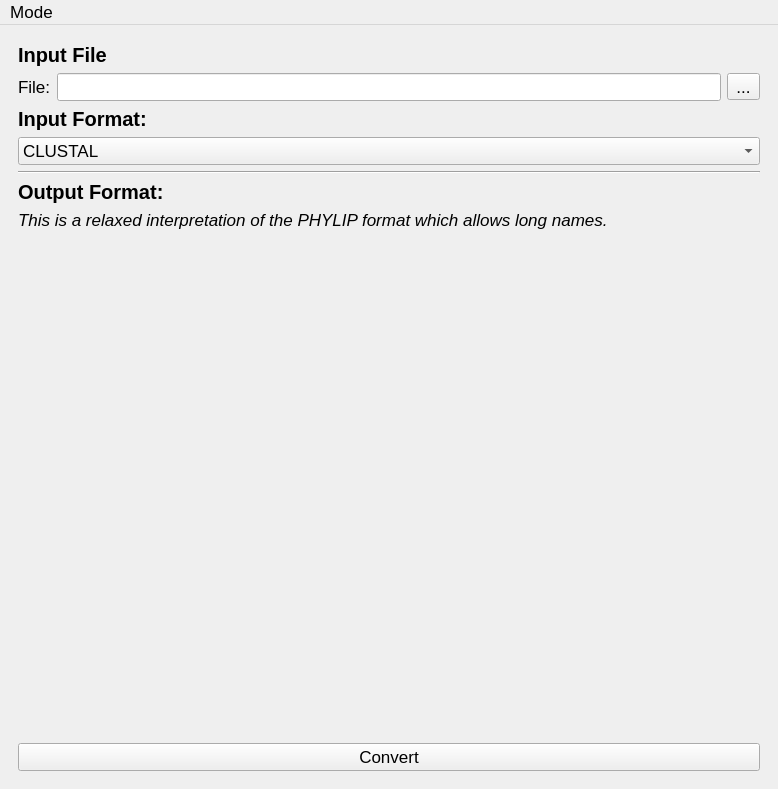
The window that module/gui_layout.ui (PeterDulworth/PhyloVis) describes before a commit, drawn with Qt 5.
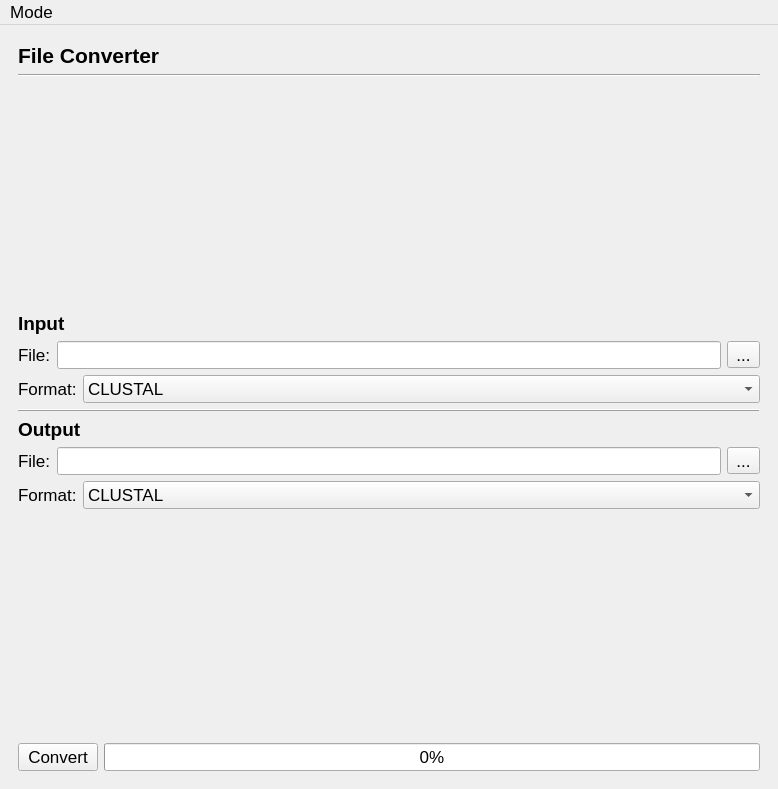
The same window after the commit. The open tabs and pages were chosen to show the change.

Commit message: you are now able to select output file format and destination

```diff
--- a/module/gui_layout.ui
+++ b/module/gui_layout.ui
@@ -1865,58 +1865,29 @@
          </layout>
         </widget>
         <widget class="QWidget" name="fileConverterPage">
-         <layout class="QGridLayout" name="gridLayout_2">
-          <item row="0" column="0">
-           <widget class="QLabel" name="label">
+         <layout class="QVBoxLayout" name="verticalLayout_16">
+          <item>
+           <widget class="QLabel" name="label_9">
             <property name="font">
              <font>
-              <pointsize>15</pointsize>
+              <pointsize>16</pointsize>
               <weight>75</weight>
               <bold>true</bold>
              </font>
             </property>
             <property name="text">
-             <string>Input File</string>
+             <string>File Converter</string>
             </property>
            </widget>
           </item>
-          <item row="3" column="0">
-           <widget class="QLabel" name="inputFormatLabel">
-            <property name="font">
-             <font>
-              <pointsize>15</pointsize>
-              <weight>75</weight>
-              <bold>true</bold>
-             </font>
-            </property>
-            <property name="text">
-             <string>Input Format:</string>
-            </property>
-           </widget>
-          </item>
-          <item row="5" column="0">
+          <item>
            <widget class="Line" name="line_2">
             <property name="orientation">
              <enum>Qt::Horizontal</enum>
             </property>
            </widget>
           </item>
-          <item row="7" column="0">
-           <widget class="QLabel" name="outputFormatDescriptionLabel">
-            <property name="font">
-             <font>
-              <italic>true</italic>
-             </font>
-            </property>
-            <property name="text">
-             <string>This is a relaxed interpretation of the PHYLIP format which allows long names.</string>
-            </property>
-            <property name="wordWrap">
-             <bool>true</bool>
-            </property>
-           </widget>
-          </item>
-          <item row="8" column="0">
+          <item>
            <spacer name="verticalSpacer">
             <property name="orientation">
              <enum>Qt::Vertical</enum>
@@ -1929,99 +1900,24 @@
             </property>
            </spacer>
           </item>
-          <item row="9" column="0">
-           <widget class="QPushButton" name="runFileConverterBtn">
-            <property name="focusPolicy">
-             <enum>Qt::NoFocus</enum>
-            </property>
-            <property name="text">
-             <string>Convert</string>
-            </property>
-           </widget>
-          </item>
-          <item row="6" column="0">
-           <widget class="QLabel" name="outputFormatLabel">
+          <item>
+           <widget class="QLabel" name="label">
             <property name="font">
              <font>
-              <pointsize>15</pointsize>
+              <pointsize>14</pointsize>
               <weight>75</weight>
               <bold>true</bold>
              </font>
             </property>
             <property name="text">
-             <string>Output Format:</string>
+             <string>Input</string>
             </property>
            </widget>
           </item>
-          <item row="4" column="0">
-           <widget class="QComboBox" name="inputFormatComboBox">
-            <property name="sizePolicy">
-             <sizepolicy hsizetype="MinimumExpanding" vsizetype="Fixed">
-              <horstretch>0</horstretch>
-              <verstretch>0</verstretch>
-             </sizepolicy>
-            </property>
-            <item>
-             <property name="text">
-              <string>CLUSTAL</string>
-             </property>
-            </item>
-            <item>
-             <property name="text">
-              <string>EMBOSS</string>
-             </property>
-            </item>
-            <item>
-             <property name="text">
-              <string>FASTA</string>
-             </property>
-            </item>
-            <item>
-             <property name="text">
-              <string>FASTA-m10</string>
-             </property>
-            </item>
-            <item>
-             <property name="text">
-              <string>IG</string>
-             </property>
-            </item>
-            <item>
-             <property name="text">
-              <string>MAF</string>
-             </property>
-            </item>
-            <item>
-             <property name="text">
-              <string>Mauve</string>
-             </property>
-            </item>
-            <item>
-             <property name="text">
-              <string>NEXUS</string>
-             </property>
-            </item>
-            <item>
-             <property name="text">
-              <string>PHYLIP</string>
-             </property>
-            </item>
-            <item>
-             <property name="text">
-              <string>PHYLIP-sequential</string>
-             </property>
-            </item>
-            <item>
-             <property name="text">
-              <string>Stockholm</string>
-             </property>
-            </item>
-           </widget>
-          </item>
-          <item row="1" column="0">
+          <item>
            <layout class="QHBoxLayout" name="horizontalLayout_23">
             <item>
-             <widget class="QLabel" name="label_9">
+             <widget class="QLabel" name="label_19">
               <property name="text">
                <string>File:</string>
               </property>
@@ -2034,12 +1930,16 @@
                 <pointsize>13</pointsize>
                </font>
               </property>
+              <property name="readOnly">
+               <bool>true</bool>
+              </property>
              </widget>
             </item>
             <item>
              <widget class="QToolButton" name="fileConverterBtn">
               <property name="font">
                <font>
+                <family>Arial</family>
                 <pointsize>13</pointsize>
                </font>
               </property>
@@ -2050,6 +1950,252 @@
             </item>
            </layout>
           </item>
+          <item>
+           <layout class="QHBoxLayout" name="horizontalLayout_6">
+            <item>
+             <widget class="QLabel" name="label_20">
+              <property name="text">
+               <string>Format:</string>
+              </property>
+             </widget>
+            </item>
+            <item>
+             <widget class="QComboBox" name="inputFormatComboBox">
+              <property name="sizePolicy">
+               <sizepolicy hsizetype="MinimumExpanding" vsizetype="Fixed">
+                <horstretch>0</horstretch>
+                <verstretch>0</verstretch>
+               </sizepolicy>
+              </property>
+              <item>
+               <property name="text">
+                <string>CLUSTAL</string>
+               </property>
+              </item>
+              <item>
+               <property name="text">
+                <string>EMBOSS</string>
+               </property>
+              </item>
+              <item>
+               <property name="text">
+                <string>FASTA</string>
+               </property>
+              </item>
+              <item>
+               <property name="text">
+                <string>FASTA-m10</string>
+               </property>
+              </item>
+              <item>
+               <property name="text">
+                <string>IG</string>
+               </property>
+              </item>
+              <item>
+               <property name="text">
+                <string>MAF</string>
+               </property>
+              </item>
+              <item>
+               <property name="text">
+                <string>Mauve</string>
+               </property>
+              </item>
+              <item>
+               <property name="text">
+                <string>NEXUS</string>
+               </property>
+              </item>
+              <item>
+               <property name="text">
+                <string>PHYLIP</string>
+               </property>
+              </item>
+              <item>
+               <property name="text">
+                <string>PHYLIP-sequential</string>
+               </property>
+              </item>
+              <item>
+               <property name="text">
+                <string>Stockholm</string>
+               </property>
+              </item>
+             </widget>
+            </item>
+           </layout>
+          </item>
+          <item>
+           <widget class="Line" name="line_6">
+            <property name="frameShadow">
+             <enum>QFrame::Raised</enum>
+            </property>
+            <property name="orientation">
+             <enum>Qt::Horizontal</enum>
+            </property>
+           </widget>
+          </item>
+          <item>
+           <widget class="QLabel" name="label_17">
+            <property name="font">
+             <font>
+              <pointsize>14</pointsize>
+              <weight>75</weight>
+              <bold>true</bold>
+             </font>
+            </property>
+            <property name="text">
+             <string>Output</string>
+            </property>
+           </widget>
+          </item>
+          <item>
+           <layout class="QHBoxLayout" name="horizontalLayout_32">
+            <item>
+             <widget class="QLabel" name="label_21">
+              <property name="text">
+               <string>File:</string>
+              </property>
+             </widget>
+            </item>
+            <item>
+             <widget class="QLineEdit" name="outputFileConverterEntry">
+              <property name="font">
+               <font>
+                <pointsize>13</pointsize>
+               </font>
+              </property>
+              <property name="readOnly">
+               <bool>true</bool>
+              </property>
+             </widget>
+            </item>
+            <item>
+             <widget class="QToolButton" name="outputFileConverterBtn">
+              <property name="font">
+               <font>
+                <family>Arial</family>
+                <pointsize>13</pointsize>
+               </font>
+              </property>
+              <property name="text">
+               <string>...</string>
+              </property>
+             </widget>
+            </item>
+           </layout>
+          </item>
+          <item>
+           <layout class="QHBoxLayout" name="horizontalLayout_34">
+            <item>
+             <widget class="QLabel" name="label_22">
+              <property name="text">
+               <string>Format:</string>
+              </property>
+             </widget>
+            </item>
+            <item>
+             <widget class="QComboBox" name="outputFormatComboBox">
+              <property name="sizePolicy">
+               <sizepolicy hsizetype="MinimumExpanding" vsizetype="Fixed">
+                <horstretch>0</horstretch>
+                <verstretch>0</verstretch>
+               </sizepolicy>
+              </property>
+              <item>
+               <property name="text">
+                <string>CLUSTAL</string>
+               </property>
+              </item>
+              <item>
+               <property name="text">
+                <string>EMBOSS</string>
+               </property>
+              </item>
+              <item>
+               <property name="text">
+                <string>FASTA</string>
+               </property>
+              </item>
+              <item>
+               <property name="text">
+                <string>FASTA-m10</string>
+               </property>
+              </item>
+              <item>
+               <property name="text">
+                <string>IG</string>
+               </property>
+              </item>
+              <item>
+               <property name="text">
+                <string>MAF</string>
+               </property>
+              </item>
+              <item>
+               <property name="text">
+                <string>Mauve</string>
+               </property>
+              </item>
+              <item>
+               <property name="text">
+                <string>NEXUS</string>
+               </property>
+              </item>
+              <item>
+               <property name="text">
+                <string>PHYLIP</string>
+               </property>
+              </item>
+              <item>
+               <property name="text">
+                <string>PHYLIP-sequential</string>
+               </property>
+              </item>
+              <item>
+               <property name="text">
+                <string>Stockholm</string>
+               </property>
+              </item>
+             </widget>
+            </item>
+           </layout>
+          </item>
+          <item>
+           <spacer name="verticalSpacer_14">
+            <property name="orientation">
+             <enum>Qt::Vertical</enum>
+            </property>
+            <property name="sizeHint" stdset="0">
+             <size>
+              <width>20</width>
+              <height>40</height>
+             </size>
+            </property>
+           </spacer>
+          </item>
+          <item>
+           <layout class="QHBoxLayout" name="horizontalLayout_35">
+            <item>
+             <widget class="QPushButton" name="runFileConverterBtn">
+              <property name="focusPolicy">
+               <enum>Qt::NoFocus</enum>
+              </property>
+              <property name="text">
+               <string>Convert</string>
+              </property>
+             </widget>
+            </item>
+            <item>
+             <widget class="QProgressBar" name="fileConverterProgressBar">
+              <property name="value">
+               <number>0</number>
+              </property>
+             </widget>
+            </item>
+           </layout>
+          </item>
          </layout>
         </widget>
         <widget class="QWidget" name="msComparisonPage">
```
Left out of the diff: 77 changed lines with no effect on the pictures. The commit also changes 2 other files.
